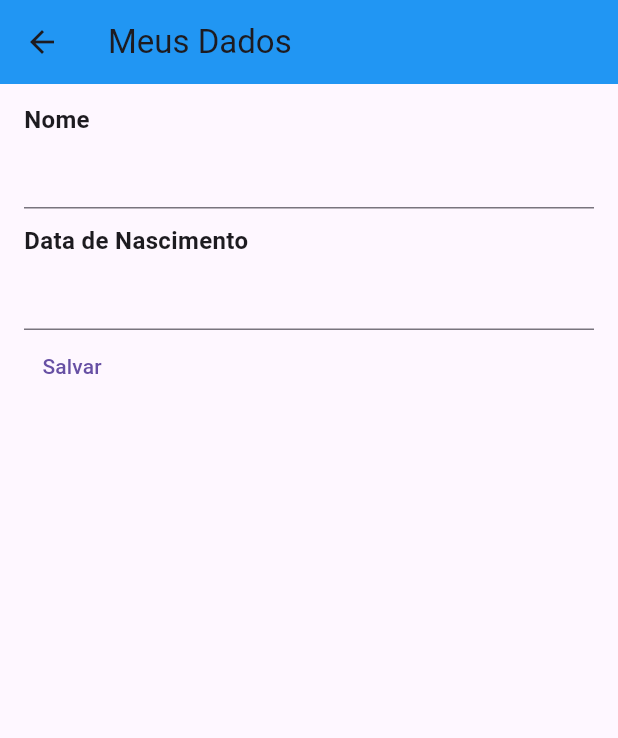
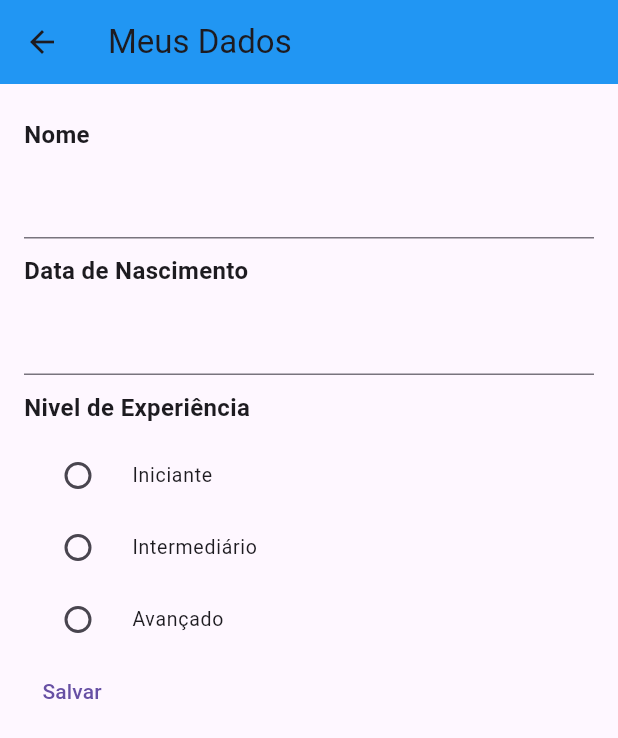
Before and after one commit to hywenklis/dart-flutter, a Flutter app: the DadosCadastraisPageMyWidget screen opened directly, on a phone screen of 412 x 824 dp. Shown: the top 738 px of the screen. Run offline on Flutter 3.47's test engine with Material 3 defaults, Android fonts, the phone set to English and light mode, and no system bars; our stand-ins replace google_fonts; network calls fail.

Commit message:
Manipulando RadioListTitle

```diff
--- a/flutter/trilhaapp/lib/pages/dados_cadastrais.dart
+++ b/flutter/trilhaapp/lib/pages/dados_cadastrais.dart
@@ -1,4 +1,5 @@
 import 'package:flutter/material.dart';
+import 'package:trilhaapp/repositories/nivel_repository.dart';
 import 'package:trilhaapp/shared/widgets/text_label.dart';
 
 class DadosCadastraisPageMyWidget extends StatefulWidget {
@@ -14,6 +15,15 @@ class _DadosCadastraisPageMyWidgetState
   var nomeController = TextEditingController(text: "");
   var dataNascimentoController = TextEditingController(text: "");
   DateTime? dataNascimento;
+  var nivelRepository = NivelRepository();
+  var niveis = [];
+  var nivelSelecionado = "";
+
+  @override
+  void initState() {
+    niveis = nivelRepository.retornaNiveis();
+    super.initState();
+  }
 
   @override
   Widget build(BuildContext context) {
@@ -30,7 +40,6 @@ class _DadosCadastraisPageMyWidgetState
             TextField(
               controller: nomeController,
             ),
-            const SizedBox(height: 10),
             const TextLabelMyWidget(text: "Data de Nascimento"),
             TextField(
               controller: dataNascimentoController,
@@ -47,11 +56,27 @@ class _DadosCadastraisPageMyWidgetState
                 }
               },
             ),
+            const TextLabelMyWidget(text: "Nivel de Experiência"),
+            Column(
+              children: niveis
+                  .map((nivel) => RadioListTile(
+                      dense: true,
+                      title: Text(nivel.toString()),
+                      value: nivel.toString(),
+                      selected: nivelSelecionado == nivel.toString(),
+                      groupValue: nivelSelecionado,
+                      onChanged: (value) {
+                        setState(() {
+                          nivelSelecionado = value.toString();
+                        });
+                      }))
+                  .toList(),
+            ),
             TextButton(
                 onPressed: () {
                   debugPrint(nomeController.text);
                 },
-                child: const Text("Salvar"))
+                child: const Text("Salvar")),
           ],
         ),
       ),
--- /dev/null
+++ b/flutter/trilhaapp/lib/repositories/nivel_repository.dart
@@ -0,0 +1,3 @@
+class NivelRepository {
+  List<String> retornaNiveis() => ["Iniciante", "Intermediário", "Avançado"];
+}
--- a/flutter/trilhaapp/lib/shared/widgets/text_label.dart
+++ b/flutter/trilhaapp/lib/shared/widgets/text_label.dart
@@ -6,7 +6,10 @@ class TextLabelMyWidget extends StatelessWidget {
 
   @override
   Widget build(BuildContext context) {
-    return Text(text,
-        style: const TextStyle(fontSize: 16, fontWeight: FontWeight.w700));
+    return Container(
+      margin: const EdgeInsets.symmetric(vertical: 10),
+      child: Text(text,
+          style: const TextStyle(fontSize: 16, fontWeight: FontWeight.w700)),
+    );
   }
 }
```
